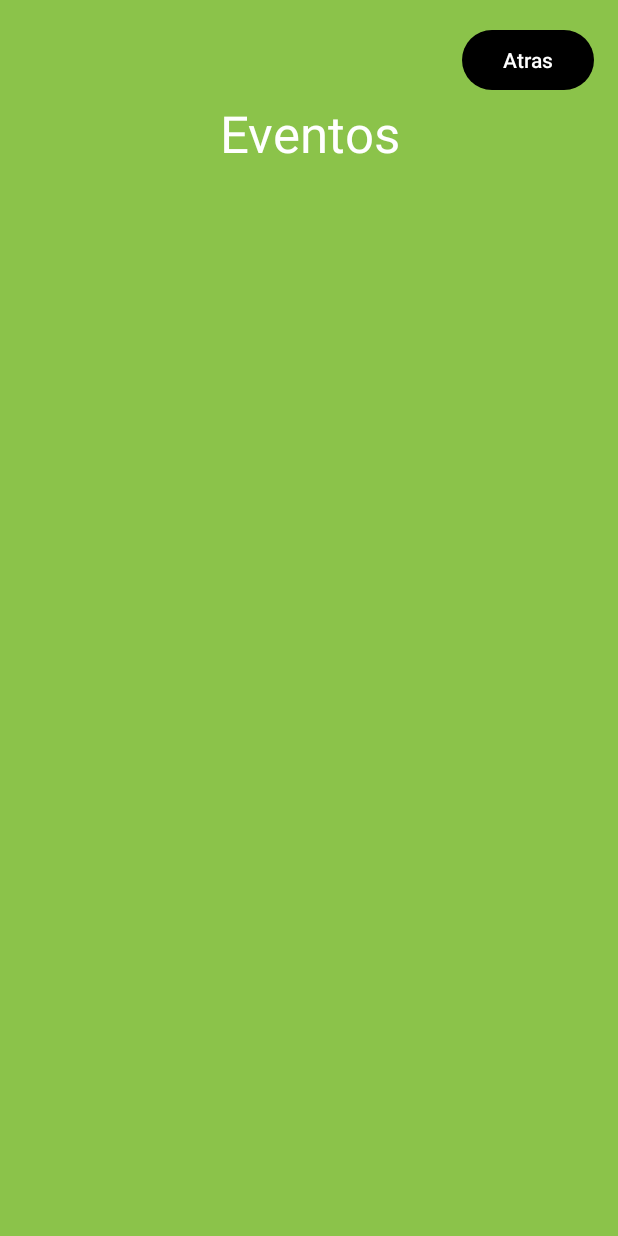
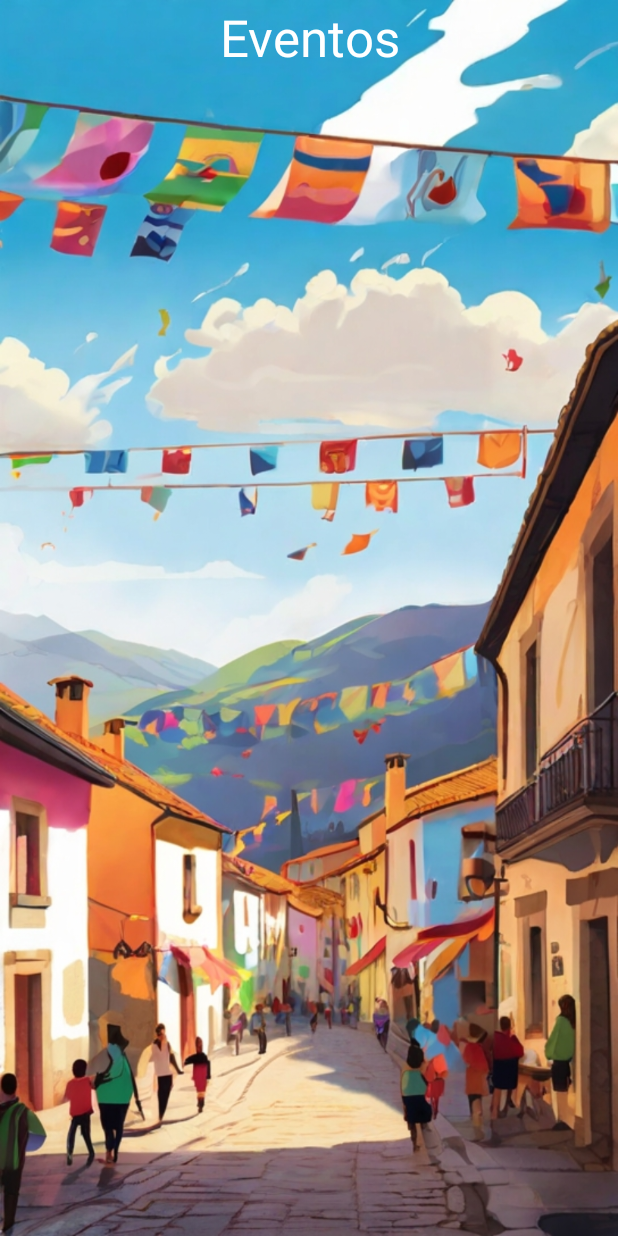
Before and after one commit to ElKalto/EventVault, an Android app: the EventosSemana screen opened directly, with no data from a screen before it, on a phone screen of 412 x 824 dp. Run offline under Robolectric (Android 15) with nearby library versions, the phone set to English and light mode, and no system bars; our stand-ins replace Firebase (no records; nobody signed in at launch, a user with empty details on screens opened directly); 2 statements that could not run were skipped.

Commit message:
Vuelve a funcionar todo 6.5
cambio de look

```diff
--- a/app/src/main/res/layout/activity_eventos_semana.xml
+++ b/app/src/main/res/layout/activity_eventos_semana.xml
@@ -3,18 +3,8 @@
     xmlns:tools="http://schemas.android.com/tools"
     android:layout_width="match_parent"
     android:layout_height="match_parent"
-    android:background="#8BC34A"
+    android:background="@drawable/fiestaocho"
     tools:context=".vista.EventosSemana">
-
-    <Button
-        android:id="@+id/btnAtrasEventos"
-        android:layout_width="wrap_content"
-        android:layout_height="wrap_content"
-        android:layout_alignParentTop="true"
-        android:layout_alignParentEnd="true"
-        android:layout_marginTop="16dp"
-        android:layout_marginEnd="16dp"
-        android:text="Atras" />
 
     <TextView
         android:id="@+id/textView8"
```
Also changed, not shown: app/src/main/res/drawable/fiestaocho.png (added).
